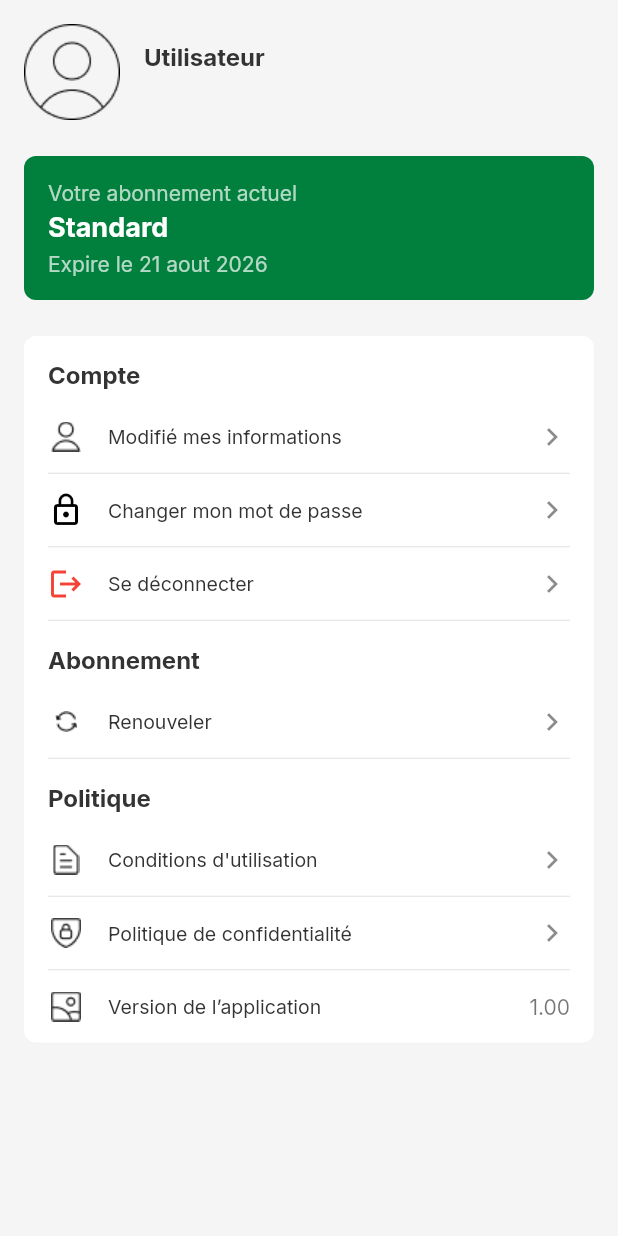
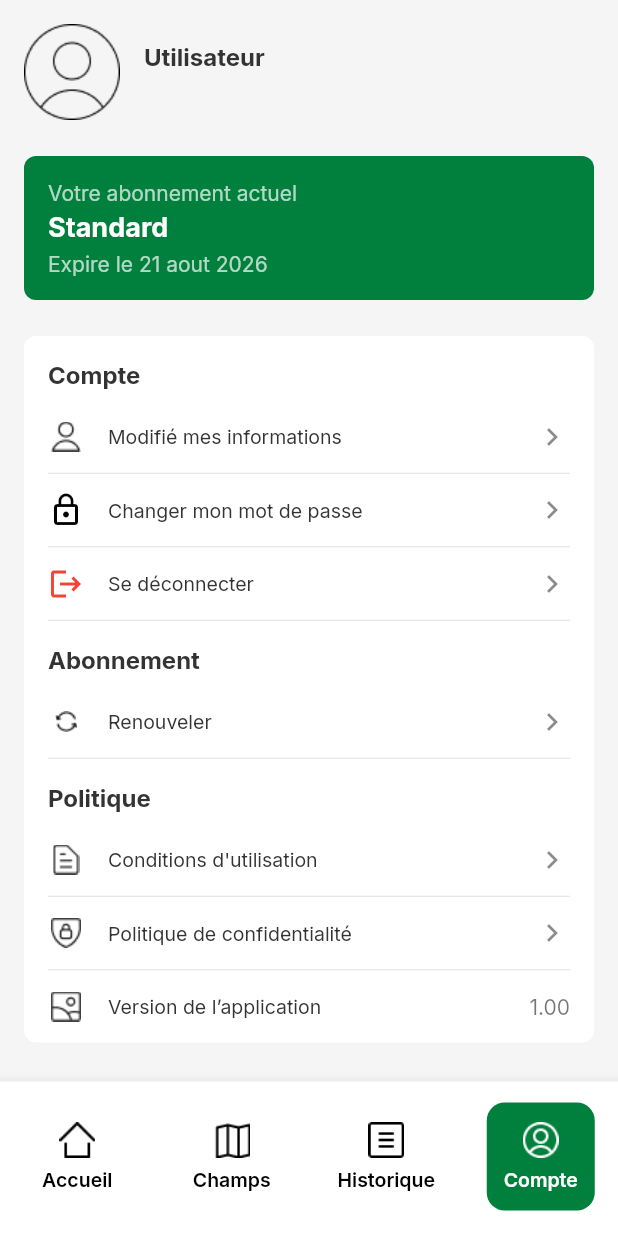
Before and after one commit to T-Mohamed30/SmartAgriChange, a Flutter app: the AccountPage screen opened by its route, on a phone screen of 412 x 824 dp. Run offline on Flutter 3.47's test engine with Material 3 defaults, Android fonts, the light colour scheme and no system bars; our stand-ins replace camera, cross_file, csv, dio, equatable, flutter_map and 12 more; missing offline and left inert: dart:js, smart_agri_change, smartagri_mobile, usb_serial; accounts and stored records are empty; generated files the repository leaves out were written again.

Commit message:
`Added bottom navigation bar to account page and updated icons in home page`

```diff
--- a/frontend/mobile/lib/features/account/presentation/account_page.dart
+++ b/frontend/mobile/lib/features/account/presentation/account_page.dart
@@ -23,6 +23,7 @@ class AccountPage extends ConsumerWidget {
     return Scaffold(
       backgroundColor: const Color(0xFFF5F5F5),
       // Removed appBar as requested
+      bottomNavigationBar: _buildBottomNavigationBar(),
       body: Padding(
         padding: const EdgeInsets.all(16),
         child: Column(
@@ -155,15 +156,21 @@ class AccountPage extends ConsumerWidget {
                           context: context,
                           builder: (context) => AlertDialog(
                             title: const Text('Déconnexion'),
-                            content: const Text('Êtes-vous sûr de vouloir vous déconnecter ?'),
+                            content: const Text(
+                              'Êtes-vous sûr de vouloir vous déconnecter ?',
+                            ),
                             actions: [
                               TextButton(
-                                onPressed: () => Navigator.of(context).pop(false),
+                                onPressed: () =>
+                                    Navigator.of(context).pop(false),
                                 child: const Text('Annuler'),
                               ),
                               TextButton(
-                                onPressed: () => Navigator.of(context).pop(true),
-                                style: TextButton.styleFrom(foregroundColor: Colors.red),
+                                onPressed: () =>
+                                    Navigator.of(context).pop(true),
+                                style: TextButton.styleFrom(
+                                  foregroundColor: Colors.red,
+                                ),
                                 child: const Text('Se déconnecter'),
                               ),
                             ],
@@ -173,7 +180,8 @@ class AccountPage extends ConsumerWidget {
                         if (shouldLogout == true) {
                           // Clear all stored authentication data
                           final prefs = await SharedPreferences.getInstance();
-                          await prefs.clear(); // Clear all preferences to be safe
+                          await prefs
+                              .clear(); // Clear all preferences to be safe
 
                           // Clear user provider state
                           ref.read(userProvider.notifier).state = null;
@@ -303,4 +311,111 @@ class AccountPage extends ConsumerWidget {
       dense: true,
     );
   }
+
+  Widget _buildBottomNavigationBar() {
+    return Consumer(
+      builder: (context, ref, child) {
+        return BottomNavigationBar(
+          backgroundColor: Colors.white,
+          currentIndex: 3, // Account tab is selected
+          onTap: (index) {
+            // Handle navigation
+            switch (index) {
+              case 0:
+                Navigator.pushReplacementNamed(context, '/home');
+                break;
+              case 1:
+                Navigator.pushReplacementNamed(context, '/champs');
+                break;
+              case 2:
+                Navigator.pushReplacementNamed(context, '/historique');
+                break;
+              case 3:
+                // Already on account page
+                break;
+            }
+          },
+          type: BottomNavigationBarType.fixed,
+          showSelectedLabels: false,
+          showUnselectedLabels: false,
+          items: [
+            BottomNavigationBarItem(
+              icon: _navTile('assets/icons/home.png', 'Accueil'),
+              activeIcon: _navTileActive('assets/icons/home.png', 'Accueil'),
+              label: 'Accueil',
+            ),
+            BottomNavigationBarItem(
+              icon: _navTile('assets/icons/map.png', 'Champs'),
+              activeIcon: _navTileActive('assets/icons/map.png', 'Champs'),
+              label: 'Champs',
+            ),
+            BottomNavigationBarItem(
+              icon: _navTile('assets/icons/historique.png', 'Historique'),
+              activeIcon: _navTileActive(
+                'assets/icons/historique.png',
+                'Historique',
+              ),
+              label: 'Historique',
+            ),
+            BottomNavigationBarItem(
+              icon: _navTile('assets/icons/profil.png', 'Compte'),
+              activeIcon: _navTileActive('assets/icons/profil.png', 'Compte'),
+              label: 'Compte',
+            ),
+          ],
+        );
+      },
+    );
+  }
+
+  Widget _navTile(String asset, String label) {
+    return Container(
+      width: 72,
+      height: 72,
+      color: Colors.white,
+      alignment: Alignment.center,
+      child: Column(
+        mainAxisSize: MainAxisSize.min,
+        children: [
+          Image.asset(asset, height: 24),
+          const SizedBox(height: 6),
+          Text(
+            label,
+            style: const TextStyle(
+              fontSize: 13,
+              fontWeight: FontWeight.w600,
+              color: Colors.black,
+            ),
+          ),
+        ],
+      ),
+    );
+  }
+
+  Widget _navTileActive(String asset, String label) {
+    return Container(
+      width: 72,
+      height: 72,
+      decoration: BoxDecoration(
+        borderRadius: BorderRadius.circular(12),
+        color: const Color(0xFF007F3D),
+      ),
+      alignment: Alignment.center,
+      child: Column(
+        mainAxisSize: MainAxisSize.min,
+        children: [
+          Image.asset(asset, height: 24, color: Colors.white),
+          const SizedBox(height: 6),
+          Text(
+            label,
+            style: const TextStyle(
+              fontSize: 13,
+              fontWeight: FontWeight.w600,
+              color: Colors.white,
+            ),
+          ),
+        ],
+      ),
+    );
+  }
 }
--- a/frontend/mobile/lib/features/user_dashboard/home.dart
+++ b/frontend/mobile/lib/features/user_dashboard/home.dart
@@ -10,7 +10,6 @@ import 'domain/entities/analysis_simple.dart';
 import 'package:smartagrichange_mobile/features/user_dashboard/presentation/providers/dashboard_provider.dart';
 import 'package:smartagrichange_mobile/features/user_dashboard/presentation/providers/dashboard_provider.dart'
     show dashboardStatsProvider, recentAnalysesProvider;
-import '../soil_analysis/presentation/champs_list_page.dart';
 import '../account/presentation/account_page.dart';
 import 'presentation/screens/historique_screen.dart';
 import '../soil_analysis/presentation/widgets/action_button.dart';
@@ -90,8 +89,8 @@ class _HomePageState extends ConsumerState<HomePage> {
               child: Image.asset(
                 'assets/icons/analyse.png',
                 color: Colors.white,
-                height: 24,
-                width: 24,
+                height: 32,
+                width: 32,
               ),
             )
           : null,
@@ -231,20 +230,20 @@ class _HomePageState extends ConsumerState<HomePage> {
 
                               return Image.asset(
                                 weatherIcon,
-                                height: 80,
-                                width: 80,
+                                height: 104,
+                                width: 104,
                                 errorBuilder: (context, error, stackTrace) =>
                                     Image.asset(
                                       'assets/icons/temps_1.png',
-                                      height: 80,
-                                      width: 80,
+                                      height: 104,
+                                      width: 104,
                                     ),
                               );
                             } catch (e) {
                               return Image.asset(
                                 'assets/icons/temps_1.png',
-                                height: 80,
-                                width: 80,
+                                height: 104,
+                                width: 104,
                               );
                             }
                           },
```
